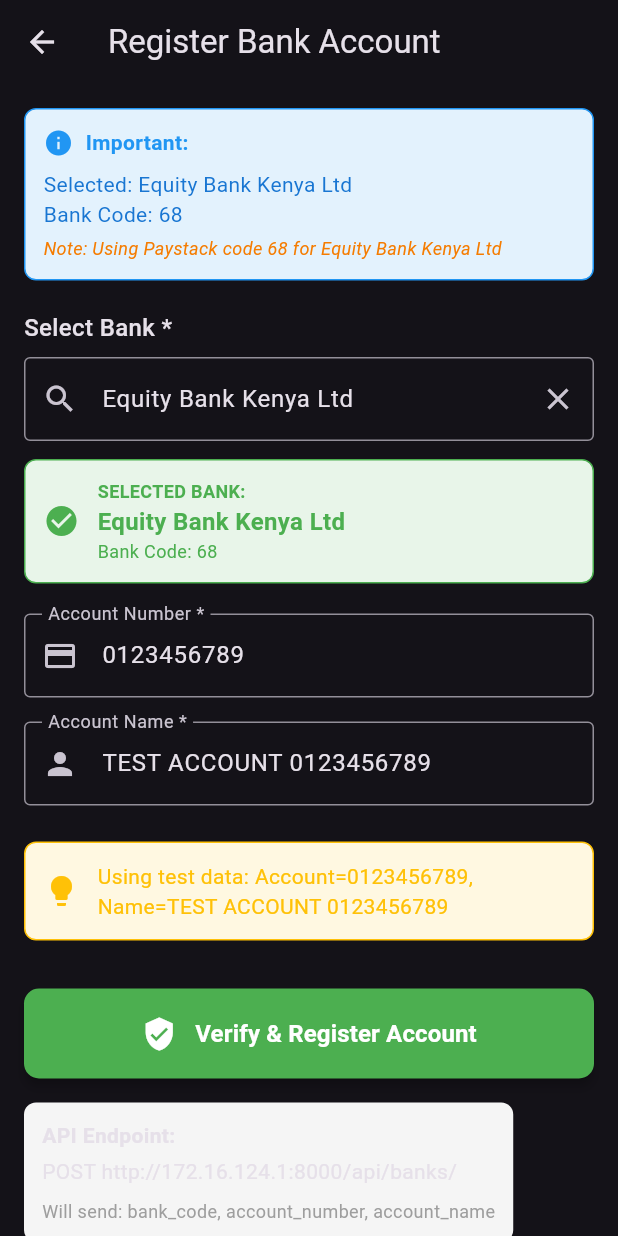
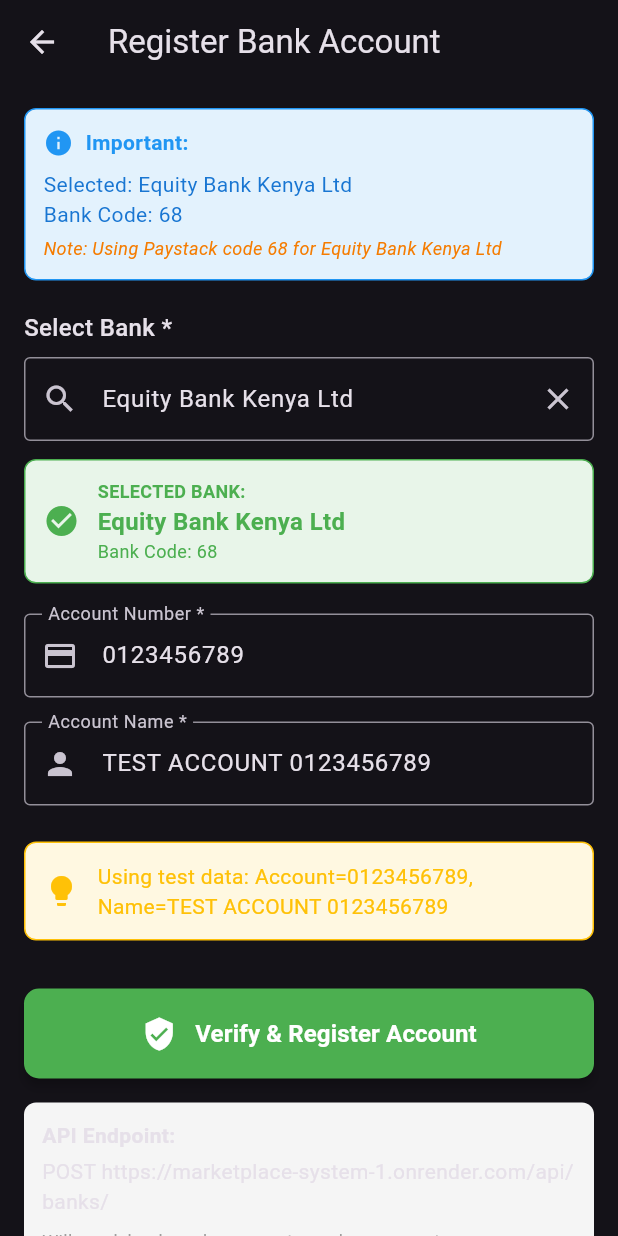
Before and after one commit to machageDev/marketplace-system, a Flutter app: the BankRegistrationScreen screen opened directly, on a phone screen of 412 x 824 dp. Run offline on Flutter 3.47's test engine with Material 3 defaults, Android fonts, the phone set to English and light mode, and no system bars; our stand-ins replace file_picker, flutter_secure_storage, image_picker, shared_preferences, webview_flutter; accounts and stored records are empty; network calls fail.

```diff
--- a/flutterapp/helawork/lib/api_config.dart
+++ b/flutterapp/helawork/lib/api_config.dart
@@ -3,14 +3,14 @@
   //static const String baseUrl = 'https://marketplace-system-1.onrender.com';
 
   // Local development URL (commented out)
-  static const String baseUrl = 'http://172.16.124.1:8000';
+  static const String baseUrl = 'https://marketplace-system-1.onrender.com';
 
   // Other endpoints
   static const String paystackInitializeEndpoint = '/api/payment/initialize/';
 
   // Environment URLs
-  static const String developmentBaseUrl = 'http://172.16.124.1:8000';
-  static const String productionBaseUrl = 'http://172.16.124.1:8000';
+  static const String developmentBaseUrl = 'https://marketplace-system-1.onrender.com';
+  static const String productionBaseUrl = 'https://marketplace-system-1.onrender.com';
 
   static String getBaseUrl() {
     // Always return production URL for now
--- a/flutterapp/helawork/lib/api_service.dart
+++ b/flutterapp/helawork/lib/api_service.dart
@@ -11,9 +11,9 @@
 import 'package:shared_preferences/shared_preferences.dart';
 import 'package:file_picker/file_picker.dart';
 class ApiService{
-  //static const String baseUrl = 'https://marketplace-system-1.onrender.com';
-
-  static const String baseUrl = 'http://172.16.124.1:8000';
+  static const String baseUrl = 'https://marketplace-system-1.onrender.com';
+
+  //static const String baseUrl = 'http://172.16.124.1:8000';
 
   static const String registerUrl = '$baseUrl/apiregister';
   static const String  loginUrl ='$baseUrl/apilogin';
--- a/flutterapp/helawork/lib/freelancer/home/employer_profile_view.dart
+++ b/flutterapp/helawork/lib/freelancer/home/employer_profile_view.dart
@@ -75,8 +75,8 @@
 
     try {
       final response = await http.get(
-        //Uri.parse("https://marketplace-system-1.onrender.com/freelancer/employer-profile/${widget.employerId}/"),
-        Uri.parse("http://172.16.124.1:8000/freelancer/employer-profile/${widget.employerId}/"),
+        Uri.parse("https://marketplace-system-1.onrender.com/freelancer/employer-profile/${widget.employerId}/"),
+        //Uri.parse("http://172.16.124.1:8000/freelancer/employer-profile/${widget.employerId}/"),
         headers: {"Authorization": "Bearer $_userToken"},
       ).timeout(const Duration(seconds: 30));
 
--- a/flutterapp/helawork/lib/freelancer/home/task_page.dart
+++ b/flutterapp/helawork/lib/freelancer/home/task_page.dart
@@ -27,8 +27,8 @@
   List<dynamic> _recommendedJobs = [];
   String? _userToken;
 
-  //final String baseUrl = 'https://marketplace-system-1.onrender.com';
-  final String baseUrl = 'http://172.16.124.1:8000';
+  final String baseUrl = 'https://marketplace-system-1.onrender.com';
+  //final String baseUrl = 'http://172.16.124.1:8000';
   bool _tasksLoaded = false;
 
   @override
--- a/flutterapp/helawork/lib/wallet_service.dart
+++ b/flutterapp/helawork/lib/wallet_service.dart
@@ -2,9 +2,9 @@
 import 'package:http/http.dart' as http;
 
 class WalletService {
-  final String baseUrl = "http://172.16.124.1:8000/api/wallet";
+  //final String baseUrl = "http://172.16.124.1:8000/api/wallet";
 
-   //static const String baseUrl = 'https://marketplace-system-1.onrender.com';
+   static const String baseUrl = 'https://marketplace-system-1.onrender.com';
 
   Future<Map<String, dynamic>?> getWalletData(String token) async {
     try {
```
Also changed, not shown: 1 other file.
